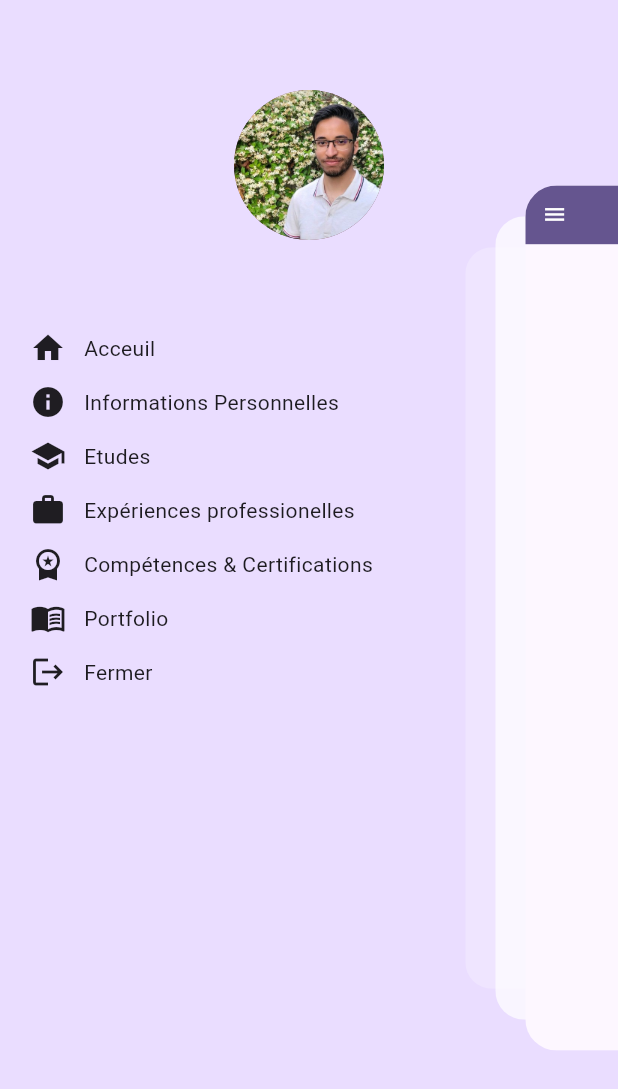
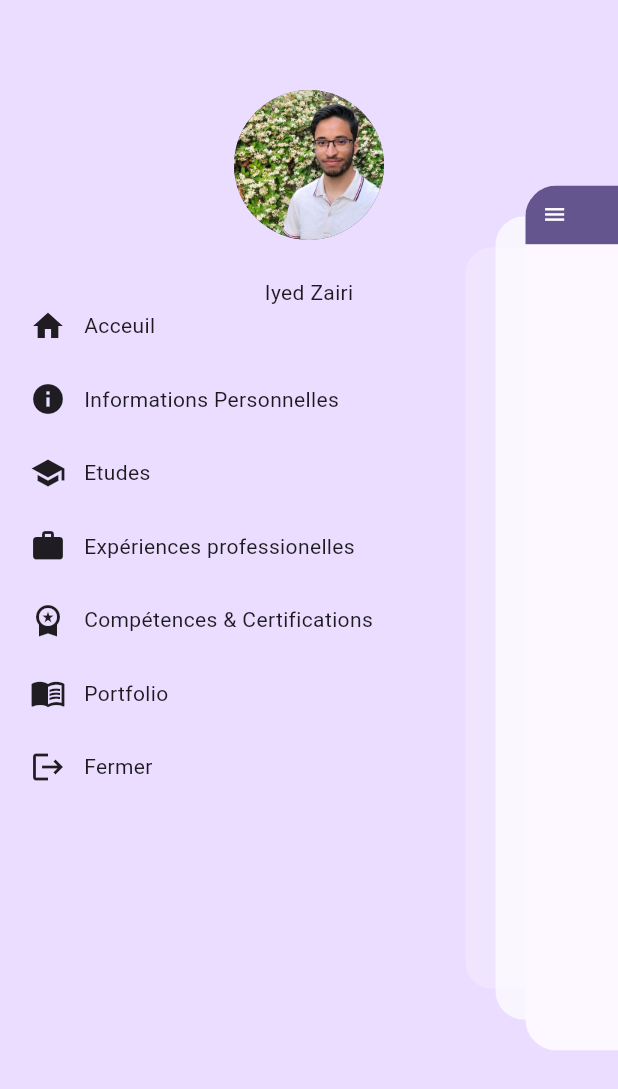
Before and after one commit to Ftayri/cv-project, a Flutter app: the screen it shows after launch, after a tap on the "menu" icon, on a phone screen of 412 x 824 dp. Shown: the top 1089 px of the screen. Run offline on Flutter 3.47's test engine with Material 2 defaults, Android fonts, the phone set to English and light mode, and no system bars; drawn by our look-alikes of flutter_zoom_drawer; our stand-ins replace flex_color_scheme, flutter_native_splash.

Commit message:
Adjusted drawer margins

```diff
--- a/lib/menu/drawer.widget.dart
+++ b/lib/menu/drawer.widget.dart
@@ -24,13 +24,14 @@ class _MyDrawerState extends State<MyDrawer> {
         mainAxisAlignment: MainAxisAlignment.center,
         children: [
           Padding(
-            padding: const EdgeInsets.all(60.0),
+            padding: const EdgeInsets.only(top: 60, right: 60, left: 60, bottom: 25),
             child: CircleAvatar(
               backgroundImage: AssetImage('assets/iyed.jpg'),
               backgroundColor: theme.tertiary,
               radius: 50,
             ),
           ),
+          Text("Iyed Zairi"),
 
           Expanded(
             child: ListView.builder(
@@ -57,7 +58,7 @@ class _MyDrawerState extends State<MyDrawer> {
         ZoomDrawer.of(context)?.toggle();
       },
       child: Container(
-        margin: EdgeInsets.only(left: 20, bottom: 12),
+        margin: EdgeInsets.only(left: 20, bottom: 25),
         child: Row(
           children: [
             icon,
```
